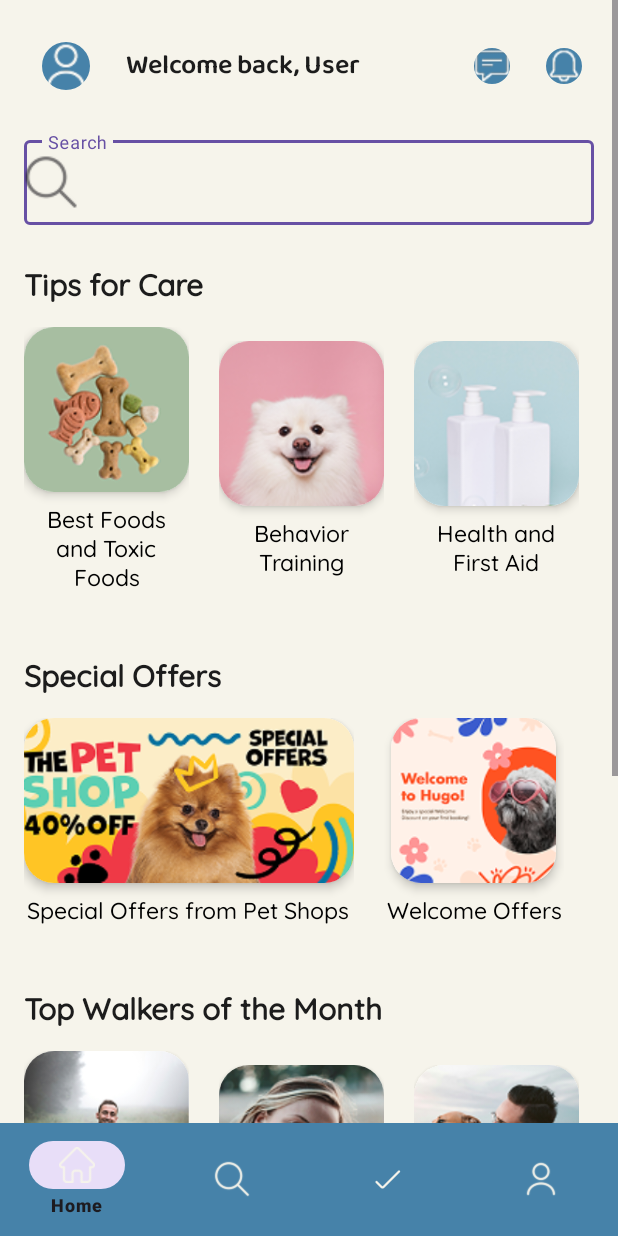
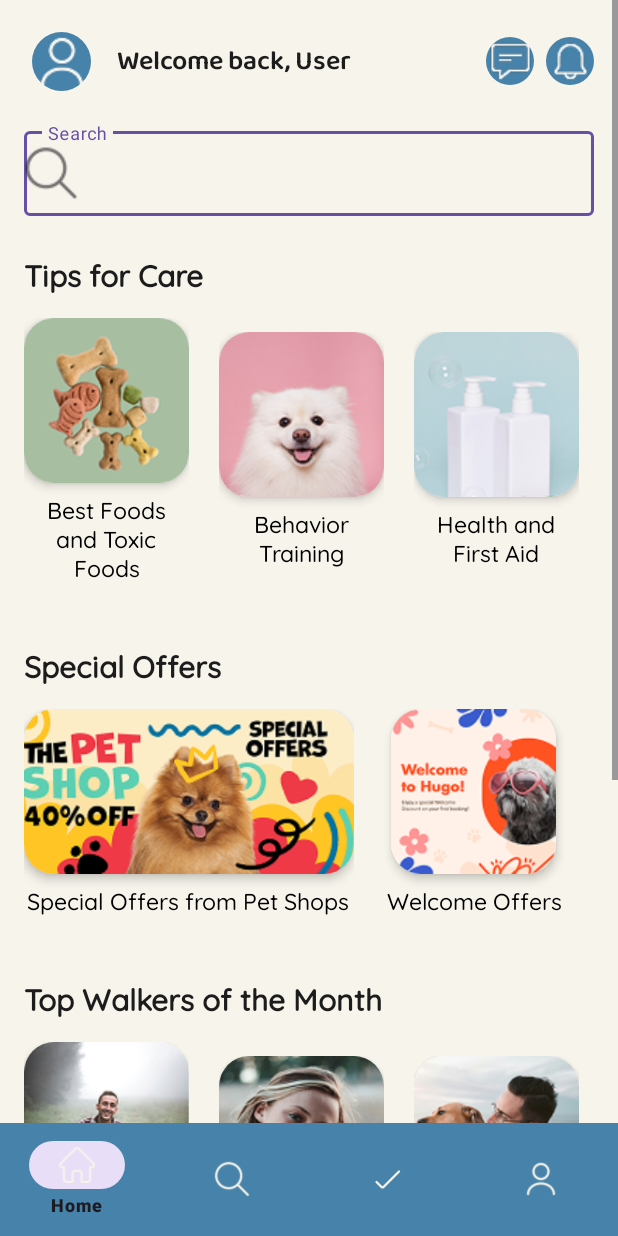
Before and after one commit to Ghostx-x/Hugo, an Android app: the HomeFragment screen opened directly, with no data from a screen before it, on a phone screen of 412 x 824 dp. Run offline under Robolectric (Android 15) with nearby library versions, the phone set to English and light mode, and no system bars; our stand-ins replace Firebase (no records; nobody signed in at launch, a user with empty details on screens opened directly).

Commit message:
Location Section

```diff
--- a/app/build.gradle.kts
+++ b/app/build.gradle.kts
@@ -37,6 +37,7 @@ dependencies {
     implementation(libs.material)
     implementation(libs.activity)
     implementation(libs.constraintlayout)
+    implementation(libs.play.services.location)
 
     testImplementation(libs.junit)
     androidTestImplementation(libs.ext.junit)
@@ -45,6 +46,8 @@ dependencies {
     implementation("com.google.firebase:firebase-auth:21.1.0")
     implementation("com.google.firebase:firebase-database:20.2.1")
     implementation ("com.google.firebase:firebase-firestore:24.9.1")
+
+    implementation ("com.google.android.gms:play-services-maps:17.0.1")
 
 
     implementation("androidx.viewpager2:viewpager2:1.0.0")
--- a/app/src/main/java/com/example/hugo/MainActivity.java
+++ b/app/src/main/java/com/example/hugo/MainActivity.java
@@ -10,7 +10,7 @@ import androidx.fragment.app.Fragment;
 import com.example.hugo.bottomnavbar.Home.HomeFragment;
 import com.example.hugo.bottomnavbar.Home.StoryFragment;
 import com.example.hugo.bottomnavbar.SearchFragment;
-import com.example.hugo.bottomnavbar.TrainingFragment;
+import com.example.hugo.bottomnavbar.LocationFragment;
 import com.example.hugo.bottomnavbar.ProfileFragment;
 import com.google.android.material.bottomnavigation.BottomNavigationView;
 
@@ -40,8 +40,8 @@ public class MainActivity extends AppCompatActivity {
                 selectedFragment = new HomeFragment();
             } else if (itemId == R.id.nav_search) {
                 selectedFragment = new SearchFragment();
-            } else if (itemId == R.id.nav_training) {
-                selectedFragment = new TrainingFragment();
+            } else if (itemId == R.id.nav_location) {
+                selectedFragment = new LocationFragment();
             } else if (itemId == R.id.nav_profile) {
                 selectedFragment = new ProfileFragment();
             } else {
--- a/app/src/main/res/layout/fragment_home.xml
+++ b/app/src/main/res/layout/fragment_home.xml
@@ -20,11 +20,13 @@
 
             <com.google.android.material.imageview.ShapeableImageView
                 android:id="@+id/profileButton"
-                android:layout_width="56dp"
-                android:layout_height="56dp"
+                android:layout_width="50dp"
+                android:layout_height="50dp"
                 android:background="@color/darkblue"
-                android:padding="12dp"
+                android:padding="5dp"
                 android:scaleType="centerInside"
+                android:clickable="true"
+                android:focusable="true"
                 android:src="@drawable/profile"
                 app:shapeAppearanceOverlay="@style/CircularShape"/>
 
@@ -43,21 +45,21 @@
 
             <com.google.android.material.imageview.ShapeableImageView
                 android:id="@+id/chatButton"
-                android:layout_width="40dp"
-                android:layout_height="40dp"
+                android:layout_width="32dp"
+                android:layout_height="32dp"
                 android:layout_marginStart="8dp"
                 android:background="@color/darkblue"
-                android:padding="8dp"
+                android:scaleType="centerInside"
                 android:src="@drawable/chat"
                 app:shapeAppearanceOverlay="@style/CircularShape"/>
 
             <com.google.android.material.imageview.ShapeableImageView
                 android:id="@+id/alertsButton"
-                android:layout_width="40dp"
-                android:layout_height="40dp"
+                android:layout_width="32dp"
+                android:layout_height="32dp"
                 android:layout_marginStart="8dp"
                 android:background="@color/darkblue"
-                android:padding="8dp"
+                android:scaleType="centerInside"
                 android:src="@drawable/alert"
                 app:shapeAppearanceOverlay="@style/CircularShape"/>
         </LinearLayout>
@@ -75,6 +77,8 @@
                 android:layout_width="match_parent"
                 android:layout_height="wrap_content"
                 android:hint="Search"
+                android:searchResultHighlightColor="@color/black"
+                android:outlineSpotShadowColor="@color/black"
                 android:textColor="@color/black"/>
         </com.google.android.material.textfield.TextInputLayout>
 
--- a/app/src/main/res/menu/bottom_nav_menu.xml
+++ b/app/src/main/res/menu/bottom_nav_menu.xml
@@ -11,9 +11,9 @@
         android:icon="@drawable/search"
         android:title="Search"/>
     <item
-        android:id="@+id/nav_training"
+        android:id="@+id/nav_location"
         android:icon="@drawable/training"
-        android:title="Training"/>
+        android:title="Location"/>
     <item
 
         android:id="@+id/nav_profile"
--- a/app/src/main/res/values/strings.xml
+++ b/app/src/main/res/values/strings.xml
@@ -7,4 +7,7 @@
 
     <string name="login_title">Welcome Back to Hugo!</string>
     <string name="hello_blank_fragment">Hello blank fragment</string>
+
+    <string name="google_maps_key">AIzaSyDNUkP1cEXceDhg9w-7QOxT-2MwdogwdpI</string>
+
 </resources>
--- a/gradle/libs.versions.toml
+++ b/gradle/libs.versions.toml
@@ -8,6 +8,7 @@ material = "1.12.0"
 activity = "1.9.3"
 constraintlayout = "2.2.0"
 firebaseAuth = "23.2.0"
+playServicesLocation = "21.3.0"
 
 [libraries]
 junit = { group = "junit", name = "junit", version.ref = "junit" }
@@ -18,6 +19,7 @@ material = { group = "com.google.android.material", name = "material", version.r
 activity = { group = "androidx.activity", name = "activity", version.ref = "activity" }
 constraintlayout = { group = "androidx.constraintlayout", name = "constraintlayout", version.ref = "constraintlayout" }
 firebase-auth = { group = "com.google.firebase", name = "firebase-auth", version.ref = "firebaseAuth" }
+play-services-location = { group = "com.google.android.gms", name = "play-services-location", version.ref = "playServicesLocation" }
 
 [plugins]
 android-application = { id = "com.android.application", version.ref = "agp" }
```
Also changed, not shown: app/src/main/AndroidManifest.xml (+8 -0 lines), app/src/main/java/com/example/hugo/bottomnavbar/Home/HomeFragment.java (+16 -0 lines), app/src/main/java/com/example/hugo/bottomnavbar/LocationFragment.java (added, +141 -0 lines), app/src/main/java/com/example/hugo/bottomnavbar/ProfileFragment.java (+43 -5 lines), app/src/main/java/com/example/hugo/bottomnavbar/TrainingFragment.java (deleted, +0 -66 lines), app/src/main/res/layout/fragment_location.xml (added, +13 -0 lines), app/src/main/res/layout/fragment_training.xml (deleted, +0 -14 lines).
